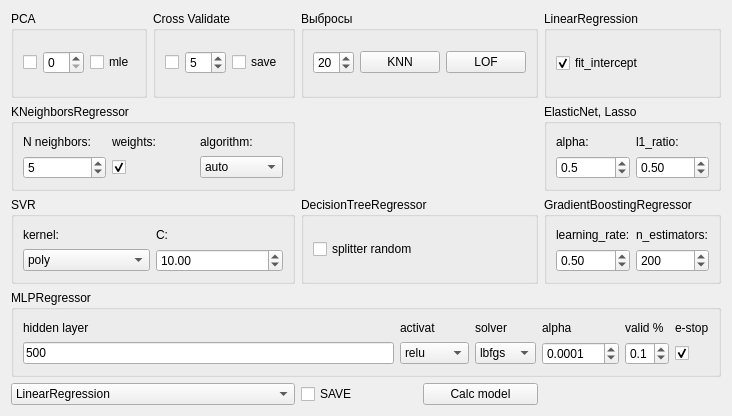
First picture: the form in qt/regression_form.ui, repository idergunoff/domanic, before the edit.
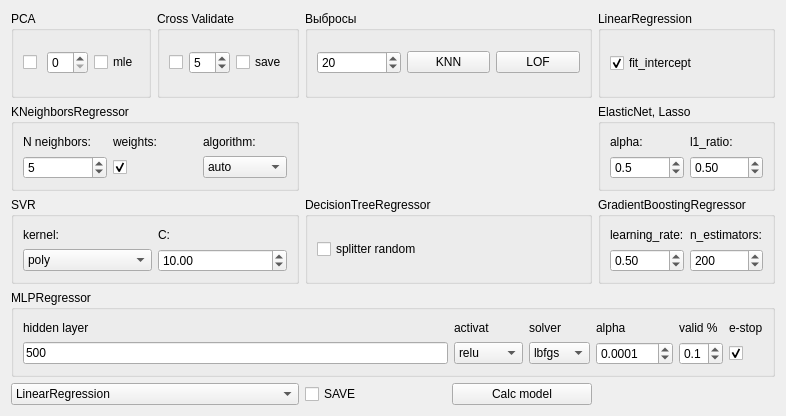
Second picture: the form after the edit.

Commit message: create LOF form

The edit to the form file:
```diff
--- a/qt/regression_form.ui
+++ b/qt/regression_form.ui
@@ -6,7 +6,7 @@
    <rect>
     <x>0</x>
     <y>0</y>
-    <width>729</width>
+    <width>786</width>
     <height>416</height>
    </rect>
   </property>
```
Left out of the diff: 6 changed lines with no effect on the pictures. The commit also changes 7 other files.
